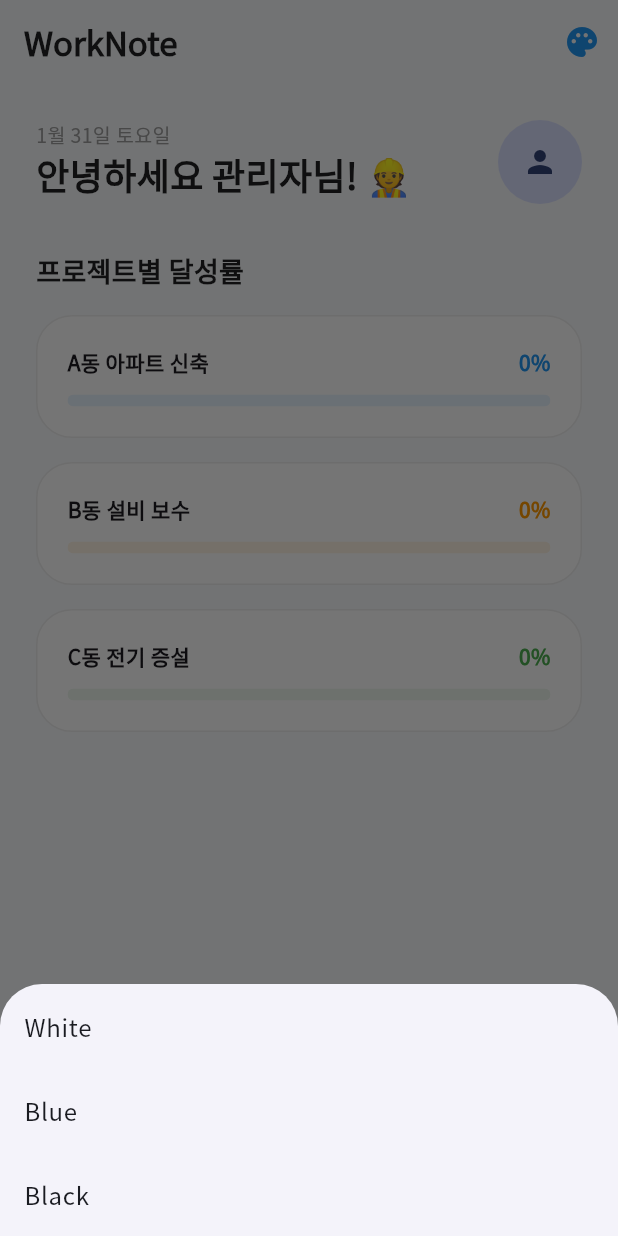
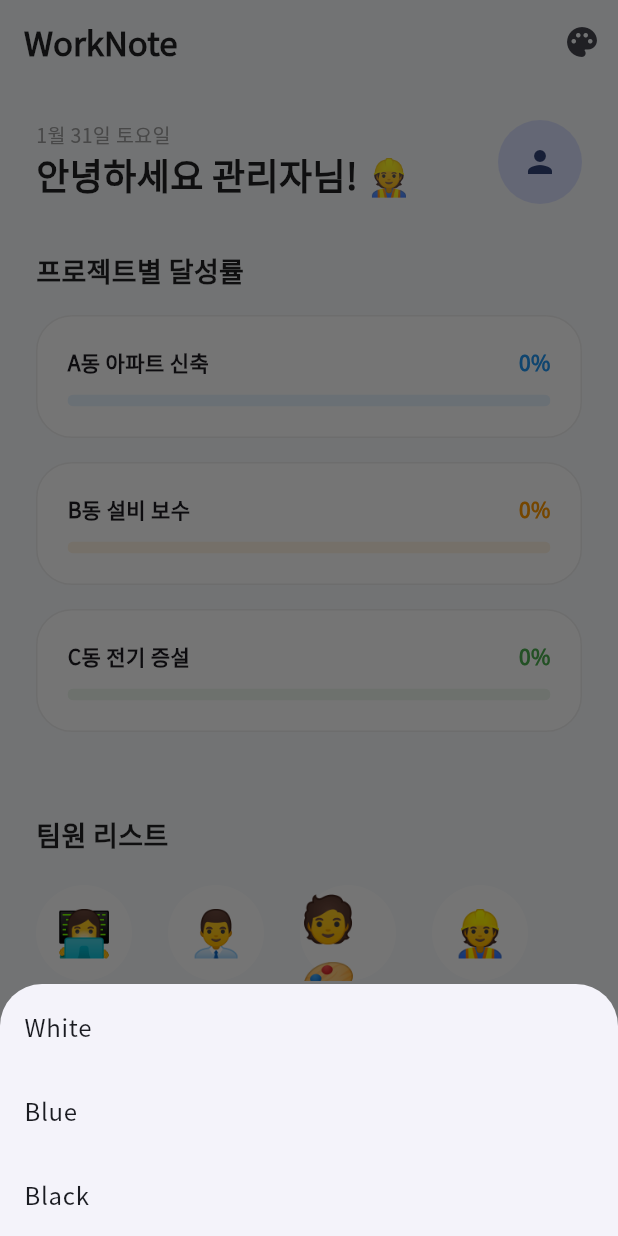
Before and after one commit to frysquirrel-A/Worknote, a Flutter app: the screen it shows after launch, after a tap on the "palette" icon, on a phone screen of 412 x 824 dp. Run offline on Flutter 3.47's test engine with Material 3 defaults, Android fonts, the phone set to English and light mode, and no system bars; our stand-ins replace google_fonts, image_picker.

```diff
--- a/lib/main.dart
+++ b/lib/main.dart
@@ -12,9 +12,9 @@ void main() async {
   runApp(const WorkNoteApp());
 }
 
-// =============================================================================
+// ==========================================
 // [COMMON] Data Models & Enums
-// =============================================================================
+// ==========================================
 enum TaskPriority { high, medium, low, none }
 enum AppTone { white, blue, black }
 enum DateFilter { all, today, week, twoWeeks }
@@ -93,9 +93,9 @@ class JournalEntry {
   });
 }
 
-// =============================================================================
-// [MAIN] App Bootstrap & Navigation
-// =============================================================================
+// ==========================================
+// [MAIN] App Bootstrap
+// ==========================================
 class WorkNoteApp extends StatelessWidget {
   const WorkNoteApp({super.key});
   @override
@@ -179,16 +179,14 @@ class _MainScreenState extends State<MainScreen> {
     return Scaffold(
       backgroundColor: currentTone == AppTone.white ? const Color(0xFFF8FAFC) : (currentTone == AppTone.blue ? const Color(0xFFE0F2FE) : const Color(0xFF0F172A)),
       appBar: AppBar(
-        backgroundColor: Colors.transparent,
-        elevation: 0,
-        title: Text('WorkNote', style: TextStyle(fontWeight: FontWeight.w900, fontSize: 22, color: isBlack ? Colors.white : Colors.black87)),
-        actions: [IconButton(icon: Icon(Icons.palette_rounded, color: isBlack ? Colors.blueAccent : Colors.blue), onPressed: () => _showTonePicker())],
+        backgroundColor: Colors.transparent, elevation: 0,
+        title: Text('WorkNote', style: TextStyle(fontWeight: FontWeight.w900, color: isBlack ? Colors.white : Colors.black87)),
+        actions: [IconButton(icon: const Icon(Icons.palette_rounded), onPressed: () => _showTonePicker())],
       ),
       body: IndexedStack(index: _selectedIndex, children: screens),
       bottomNavigationBar: NavigationBar(
         selectedIndex: _selectedIndex,
         onDestinationSelected: (idx) => setState(() => _selectedIndex = idx),
-        backgroundColor: isBlack ? const Color(0xFF1E293B) : Colors.white,
         destinations: const [
           NavigationDestination(icon: Icon(Icons.home_outlined), selectedIcon: Icon(Icons.home), label: '홈'),
           NavigationDestination(icon: Icon(Icons.assignment_outlined), selectedIcon: Icon(Icons.assignment), label: '팀 업무'),
@@ -208,9 +206,9 @@ class _MainScreenState extends State<MainScreen> {
   }
 }
 
-// =============================================================================
+// ==========================================
 // [PART 1] HOME TAB
-// =============================================================================
+// ==========================================
 class HomeTab extends StatelessWidget {
   final File? profileImage;
   final VoidCallback onProfileTap;
@@ -253,14 +251,21 @@ class HomeTab extends StatelessWidget {
             ]),
           );
         }),
+        const SizedBox(height: 40),
+        Text("팀원 리스트", style: TextStyle(fontSize: 18, fontWeight: FontWeight.bold, color: isDark ? Colors.white : Colors.black87)),
+        const SizedBox(height: 20),
+        SizedBox(height: 120, child: ListView.builder(scrollDirection: Axis.horizontal, itemCount: members.length, itemBuilder: (ctx, i) => Padding(
+          padding: const EdgeInsets.only(right: 24),
+          child: Column(children: [CircleAvatar(radius: 32, backgroundColor: isDark ? Colors.white10 : Colors.white, child: Text(members[i].emoji, style: const TextStyle(fontSize: 30))), const SizedBox(height: 10), Text(members[i].name, style: TextStyle(fontSize: 13, fontWeight: FontWeight.w600, color: isDark ? Colors.white70 : Colors.black87))]),
+        ))),
       ]),
     );
   }
 }
 
-// =============================================================================
+// ==========================================
 // [PART 2] TEAM TASK TAB
-// =============================================================================
+// ==========================================
 class TeamTaskTab extends StatefulWidget {
   final List<Task> tasks;
   final List<Project> projects;
@@ -289,30 +294,16 @@ class _TeamTaskTabState extends State<TeamTaskTab> {
     final reportCtrl = TextEditingController(text: task.completionReport);
     showDialog(context: context, builder: (ctx) => StatefulBuilder(builder: (context, setDialogState) => AlertDialog(
       title: Text(task.isDone ? "완료 보고서" : "진행사항 기록", style: const TextStyle(fontWeight: FontWeight.bold)),
-      shape: RoundedRectangleBorder(borderRadius: BorderRadius.circular(24)),
-      content: SingleChildScrollView(child: Column(mainAxisSize: MainAxisSize.min, children: [
-        ...task.taskNotes.map((n) => ListTile(title: Text(n, style: const TextStyle(fontSize: 13)))),
-        const SizedBox(height: 16),
-        if (!task.isDone) ...[
-          TextField(controller: noteCtrl, decoration: InputDecoration(hintText: "진행사항 입력...", border: OutlineInputBorder(borderRadius: BorderRadius.circular(12)))),
-          const SizedBox(height: 8),
-          FilledButton(onPressed: () {
-            if (noteCtrl.text.isEmpty) return;
-            setState(() { task.taskNotes.insert(0, "[${DateFormat('MM.dd HH:mm').format(DateTime.now())}] ${noteCtrl.text}"); task.updatedAt = DateTime.now(); });
-            noteCtrl.clear(); setDialogState(() {}); widget.onStateChange();
-          }, child: const Text("기록 추가"))
-        ] else ...[
-          const Text("최종 완료 성과를 기록하세요.", style: TextStyle(fontSize: 12, color: Colors.grey)),
-          const SizedBox(height: 12),
-          TextField(controller: reportCtrl, maxLines: 3, decoration: InputDecoration(border: OutlineInputBorder(borderRadius: BorderRadius.circular(12)))),
-          const SizedBox(height: 8),
-          FilledButton(onPressed: () {
-            setState(() { task.completionReport = reportCtrl.text; task.updatedAt = DateTime.now(); });
-            Navigator.pop(ctx); widget.onStateChange();
-          }, child: const Text("보고서 저장"))
-        ]
-      ])),
-      actions: [TextButton(onPressed: () => Navigator.pop(ctx), child: const Text("닫기"))],
+      content: Column(mainAxisSize: MainAxisSize.min, children: [
+        ...task.taskNotes.map((n) => Text(n, style: const TextStyle(fontSize: 12))),
+        if (!task.isDone) TextField(controller: noteCtrl),
+        if (task.isDone) TextField(controller: reportCtrl, maxLines: 3),
+      ]),
+      actions: [FilledButton(onPressed: () {
+        if (!task.isDone) task.taskNotes.insert(0, noteCtrl.text);
+        else task.completionReport = reportCtrl.text;
+        Navigator.pop(ctx); widget.onStateChange();
+      }, child: const Text("저장"))],
     )));
   }
 
@@ -324,14 +315,11 @@ class _TeamTaskTabState extends State<TeamTaskTab> {
 
     showDialog(context: context, builder: (ctx) => StatefulBuilder(builder: (context, setDialogState) => AlertDialog(
       title: const Text("새 업무 추가", style: TextStyle(fontWeight: FontWeight.bold)),
-      shape: RoundedRectangleBorder(borderRadius: BorderRadius.circular(24)),
       content: Column(mainAxisSize: MainAxisSize.min, children: [
         Autocomplete<String>(
           optionsBuilder: (textValue) {
             if (!textValue.text.contains('#')) { currentPrefix = textValue.text; return const Iterable<String>.empty(); }
-            final parts = textValue.text.split('#');
-            currentPrefix = parts[0];
-            final search = parts.last;
+            final search = textValue.text.split('#').last;
             final matching = widget.projects.where((p) => p.name.contains(search)).map((p) => "#${p.name}").toList();
             if (search.isNotEmpty) matching.add("신규 생성: #$search");
             return matching;
@@ -462,9 +450,9 @@ class _TaskCard extends StatelessWidget {
   String _pText(TaskPriority p) { switch (p) { case TaskPriority.high: return "상"; case TaskPriority.medium: return "중"; case TaskPriority.low: return "하"; default: return "-"; } }
 }
 
-// =============================================================================
+// ==========================================
 // [PART 3] JOURNAL TAB
-// =============================================================================
+// ==========================================
 class JournalTab extends StatefulWidget {
   final List<JournalEntry> journals;
   final List<Task> tasks;
@@ -518,16 +506,6 @@ class _JournalTabState extends State<JournalTab> {
     )));
   }
 
-  String _getGroupKey(DateTime date, JournalGroupPeriod period) {
-    switch (period) {
-      case JournalGroupPeriod.day: return DateFormat('yyyy-MM-dd').format(date);
-      case JournalGroupPeriod.week: return "${DateFormat('yyyy-MM').format(date)} ${((date.day-1)/7).floor()+1}주";
-      case JournalGroupPeriod.month: return DateFormat('yyyy-MM').format(date);
-      case JournalGroupPeriod.quarter: return "${date.year}년 ${((date.month-1)/3).floor()+1}분기";
-      case JournalGroupPeriod.year: return "${date.year}년";
-    }
-  }
-
   @override
   Widget build(BuildContext context) {
     final isDark = widget.tone == AppTone.black;
@@ -548,22 +526,34 @@ class _JournalTabState extends State<JournalTab> {
       Padding(padding: const EdgeInsets.all(16), child: TextField(onChanged: (v) => setState(() => _searchQuery = v), decoration: InputDecoration(hintText: "일지 검색...", prefixIcon: const Icon(Icons.search), border: OutlineInputBorder(borderRadius: BorderRadius.circular(32)), filled: true, fillColor: isDark ? Colors.white10 : Colors.white))),
       SizedBox(height: 60, child: ListView.builder(scrollDirection: Axis.horizontal, itemCount: widget.members.length, itemBuilder: (c, i) => Padding(padding: const EdgeInsets.symmetric(horizontal: 8), child: ActionChip(label: Text(widget.members[i].name), onPressed: () => setState(() => _memberFilterId = widget.members[i].id))))),
       Padding(padding: const EdgeInsets.symmetric(horizontal: 16), child: Row(mainAxisAlignment: MainAxisAlignment.end, children: [
-        const Text("그룹 기준: ", style: TextStyle(fontSize: 12, color: Colors.grey)),
-        DropdownButton<JournalGroupPeriod>(value: _groupPeriod, items: const [
-          DropdownMenuItem(value: JournalGroupPeriod.day, child: Text("일")),
-          DropdownMenuItem(value: JournalGroupPeriod.week, child: Text("주")),
-          DropdownMenuItem(value: JournalGroupPeriod.month, child: Text("월")),
-          DropdownMenuItem(value: JournalGroupPeriod.quarter, child: Text("분기")),
-          DropdownMenuItem(value: JournalGroupPeriod.year, child: Text("년")),
-        ], onChanged: (v) => setState(() => _groupPeriod = v!), underline: const SizedBox()),
+        const Text("그룹 기준: ", style: TextStyle(fontSize: 12, color: Colors.grey, fontWeight: FontWeight.bold)),
+        const SizedBox(width: 8),
+        PopupMenuButton<JournalGroupPeriod>(
+          onSelected: (v) => setState(() => _groupPeriod = v),
+          itemBuilder: (ctx) => [
+            const PopupMenuItem(value: JournalGroupPeriod.day, child: Text("일")),
+            const PopupMenuItem(value: JournalGroupPeriod.week, child: Text("주")),
+            const PopupMenuItem(value: JournalGroupPeriod.month, child: Text("월")),
+            const PopupMenuItem(value: JournalGroupPeriod.quarter, child: Text("분기")),
+            const PopupMenuItem(value: JournalGroupPeriod.year, child: Text("년")),
+          ],
+          child: Container(
+            padding: const EdgeInsets.symmetric(horizontal: 12, vertical: 6),
+            decoration: BoxDecoration(color: Colors.blue.withOpacity(0.1), borderRadius: BorderRadius.circular(12), border: Border.all(color: Colors.blue.withOpacity(0.3))),
+            child: Row(mainAxisSize: MainAxisSize.min, children: [
+              Text(_periodText(_groupPeriod), style: const TextStyle(fontSize: 13, fontWeight: FontWeight.w900, color: Colors.blue)),
+              const Icon(Icons.arrow_drop_down, color: Colors.blue, size: 18),
+            ]),
+          ),
+        ),
       ])),
       Expanded(child: ListView.builder(itemCount: keys.length, itemBuilder: (c, i) {
         final group = groups[keys[i]]!;
         return Column(crossAxisAlignment: CrossAxisAlignment.start, children: [
-          Padding(padding: const EdgeInsets.all(16), child: Text(keys[i], style: const TextStyle(fontWeight: FontWeight.w900))),
+          Padding(padding: const EdgeInsets.all(16), child: Row(children: [Container(width: 4, height: 16, decoration: BoxDecoration(color: Colors.blue, borderRadius: BorderRadius.circular(2))), const SizedBox(width: 8), Text(keys[i], style: TextStyle(fontWeight: FontWeight.w900, fontSize: 16, color: isDark ? Colors.white70 : Colors.grey.shade700))])),
           ...group.map((j) => Container(
             margin: const EdgeInsets.symmetric(horizontal: 16, vertical: 8),
-            decoration: BoxDecoration(color: isDark ? Colors.white10 : Colors.white, borderRadius: BorderRadius.circular(20), border: Border.all(color: Colors.grey.shade200)),
+            decoration: BoxDecoration(color: isDark ? Colors.white10 : Colors.white, borderRadius: BorderRadius.circular(24), border: Border.all(color: Colors.grey.shade200)),
             child: ListTile(title: Text(j.title, style: const TextStyle(fontWeight: FontWeight.bold)), subtitle: Text(j.content, maxLines: 1, overflow: TextOverflow.ellipsis), onTap: () => _showDetail(j)),
           )),
         ]);
@@ -575,11 +565,21 @@ class _JournalTabState extends State<JournalTab> {
   void _showDetail(JournalEntry j) {
     showDialog(context: context, builder: (ctx) => AlertDialog(title: Text(j.title), content: Text(j.content), actions: [TextButton(onPressed: () => Navigator.pop(ctx), child: const Text("닫기"))]));
   }
+  String _getGroupKey(DateTime d, JournalGroupPeriod p) {
+    switch(p) {
+      case JournalGroupPeriod.day: return DateFormat('yyyy-MM-dd').format(d);
+      case JournalGroupPeriod.week: return "${DateFormat('yyyy-MM').format(d)} ${((d.day-1)/7).floor()+1}주";
+      case JournalGroupPeriod.month: return DateFormat('yyyy-MM').format(d);
+      case JournalGroupPeriod.quarter: return "${d.year}년 ${((d.month-1)/3).floor()+1}분기";
+      case JournalGroupPeriod.year: return "${d.year}년";
+    }
+  }
+  String _periodText(JournalGroupPeriod p) { switch(p) { case JournalGroupPeriod.day: return "일"; case JournalGroupPeriod.week: return "주"; case JournalGroupPeriod.month: return "월"; case JournalGroupPeriod.quarter: return "분기"; case JournalGroupPeriod.year: return "년"; } }
 }
 
-// =============================================================================
+// ==========================================
 // [PART 4] GALLERY TAB
-// =============================================================================
+// ==========================================
 class GalleryTab extends StatefulWidget {
   final List<JournalEntry> journals;
   final List<TeamMember> members;
```
